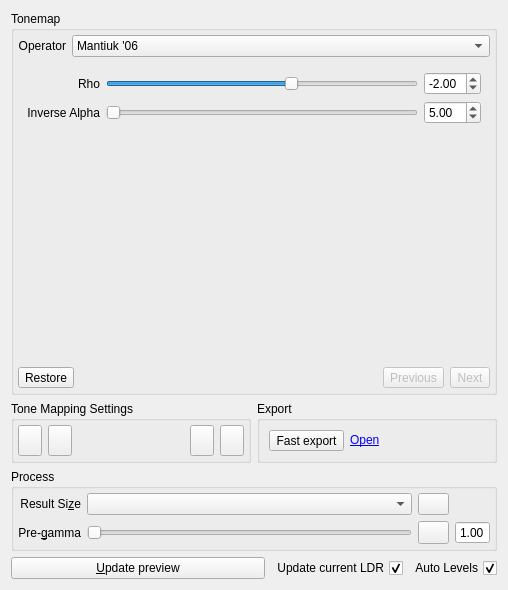
Old version of the form src/TonemappingPanel/TonemappingPanel.ui in the repository LuminanceHDR/LuminanceHDR.
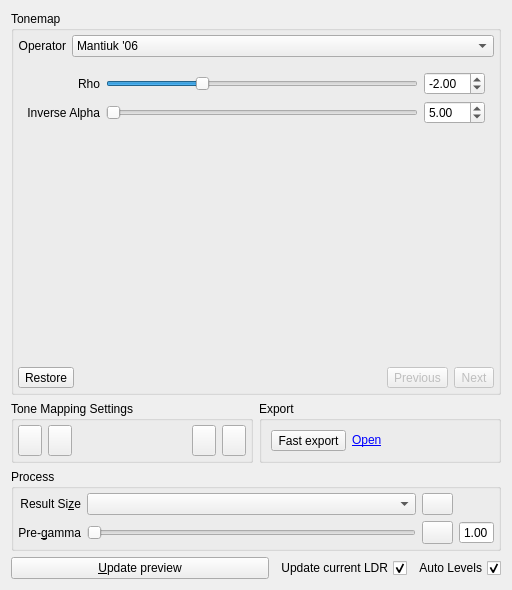
New version of the form. The open tabs and pages were chosen to show the change. Icons and pictures are not drawn.

Commit message: [TonemappingPanel]: extend ferradans rho option range

```diff
--- a/src/TonemappingPanel/TonemappingPanel.ui
+++ b/src/TonemappingPanel/TonemappingPanel.ui
@@ -1642,7 +1642,7 @@
                <number>-100</number>
               </property>
               <property name="maximum">
-               <number>0</number>
+               <number>100</number>
               </property>
               <property name="value">
                <number>-40</number>
@@ -1716,10 +1716,10 @@
                <number>2</number>
               </property>
               <property name="minimum">
-               <double>-5.000000000000000</double>
+               <double>-10.000000000000000</double>
               </property>
               <property name="maximum">
-               <double>0.000000000000000</double>
+               <double>10.000000000000000</double>
               </property>
               <property name="singleStep">
                <double>0.100000000000000</double>
```
The commit also changes 1 other file.
